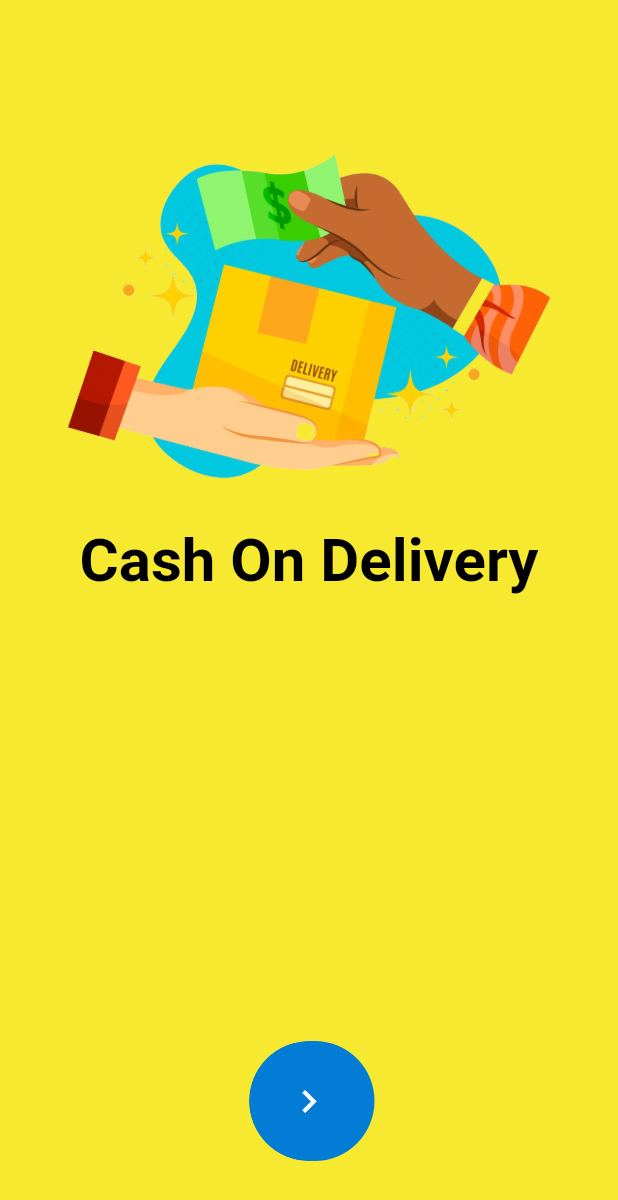
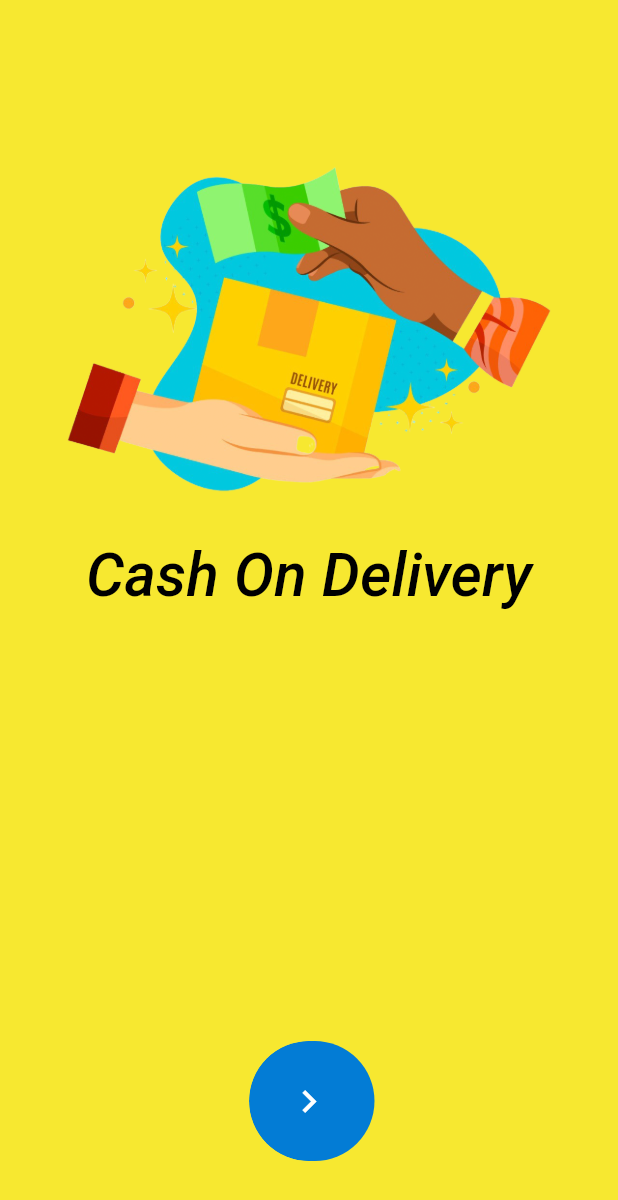
Before and after one commit to DhrupamP/onboarding_schaffen, a Flutter app: the screen it shows after launch, on a phone screen of 412 x 824 dp. Shown: the top 1200 px of the screen. Run offline on Flutter 3.47's test engine with Material 2 defaults, Android fonts, the phone set to English and light mode, and no system bars; our stand-ins replace google_fonts.

Commit message:
add hovering images

```diff
--- a/lib/onboarding.dart
+++ b/lib/onboarding.dart
@@ -1,4 +1,3 @@
-import 'dart:ui';
 import 'package:flutter/material.dart';
 import 'package:google_fonts/google_fonts.dart';
 
@@ -17,14 +16,23 @@ const images = [
 const headings = ["Cash On Delivery", "Fast Delivery", "Good Customer Service"];
 
 class FlowPager extends StatefulWidget {
+  const FlowPager({Key? key}) : super(key: key);
+
   @override
   _FlowPagerState createState() => _FlowPagerState();
 }
 
-class _FlowPagerState extends State<FlowPager> {
-  ValueNotifier<double> _notifier = ValueNotifier(0.0);
+class _FlowPagerState extends State<FlowPager>
+    with SingleTickerProviderStateMixin {
+  final ValueNotifier<double> _notifier = ValueNotifier(0.0);
   final _button = GlobalKey();
   final _pageController = PageController();
+  late final AnimationController _controller =
+      AnimationController(vsync: this, duration: const Duration(seconds: 3))
+        ..repeat(reverse: true);
+  late final Animation<Offset> _animation = Tween(
+          begin: Offset.zero, end: const Offset(0, 0.08))
+      .animate(CurvedAnimation(parent: _controller, curve: Curves.easeInOut));
 
   @override
   void initState() {
@@ -38,20 +46,22 @@ class _FlowPagerState extends State<FlowPager> {
   void dispose() {
     _pageController.dispose();
     _notifier.dispose();
+    _controller.dispose();
     super.dispose();
   }
 
   @override
   Widget build(BuildContext context) {
     String imagePicker(int idx) {
-      if (idx == 0)
+      if (idx == 0) {
         return "assets/cash.png";
-      else if (idx == 1)
+      } else if (idx == 1) {
         return "assets/delivery.png";
-      else if (idx == 2)
+      } else if (idx == 2) {
         return "assets/cash.png";
-      else
+      } else {
         return "assets/cash.png";
+      }
     }
 
     return Scaffold(
@@ -80,20 +90,24 @@ class _FlowPagerState extends State<FlowPager> {
                   padding: const EdgeInsets.only(top: 50),
                   child: Column(
                     children: [
-                      Container(
+                      SizedBox(
                         height: 300,
-                        child: Image(
-                          image: AssetImage(imagePicker(i)),
-                          alignment: Alignment.bottomCenter,
+                        child: SlideTransition(
+                          position: _animation,
+                          child: Image(
+                            image: AssetImage(imagePicker(i)),
+                            alignment: Alignment.bottomCenter,
+                          ),
                         ),
                       ),
+                      const SizedBox(height: 10),
                       Text(headings[i],
                           textAlign: TextAlign.center,
-                          style: GoogleFonts.cutiveMono(
-                            fontSize: 40,
-                            color: Colors.black,
-                            fontWeight: FontWeight.bold,
-                          ))
+                          style: GoogleFonts.roboto(
+                              fontSize: 40,
+                              color: Colors.black,
+                              fontWeight: FontWeight.w500,
+                              fontStyle: FontStyle.italic))
                     ],
                   )),
             ),
@@ -174,9 +188,10 @@ class FlowPainter extends CustomPainter {
   @override
   void paint(Canvas canvas, Size size) {
     final screen = MediaQuery.of(context).size;
-    if (_renderBox == null)
+    if (_renderBox == null) {
       _renderBox = target.currentContext?.findRenderObject() as RenderBox;
-    if (_renderBox == null || notifier == null) return;
+    }
+    if (_renderBox == null) return;
     final page = notifier.value.floor();
     final animatorVal = notifier.value - page;
     final targetPos = _renderBox!.localToGlobal(Offset.zero);
--- a/pubspec.yaml
+++ b/pubspec.yaml
@@ -35,6 +35,7 @@ dependencies:
   # Use with the CupertinoIcons class for iOS style icons.
   cupertino_icons: ^1.0.2
   google_fonts: ^2.2.0
+  animated_splash_screen: ^1.1.0
 
 dev_dependencies:
   flutter_test:
```
Also changed, not shown: lib/splashscreen.dart (+6 -6 lines), pubspec.lock, 6 other files.
